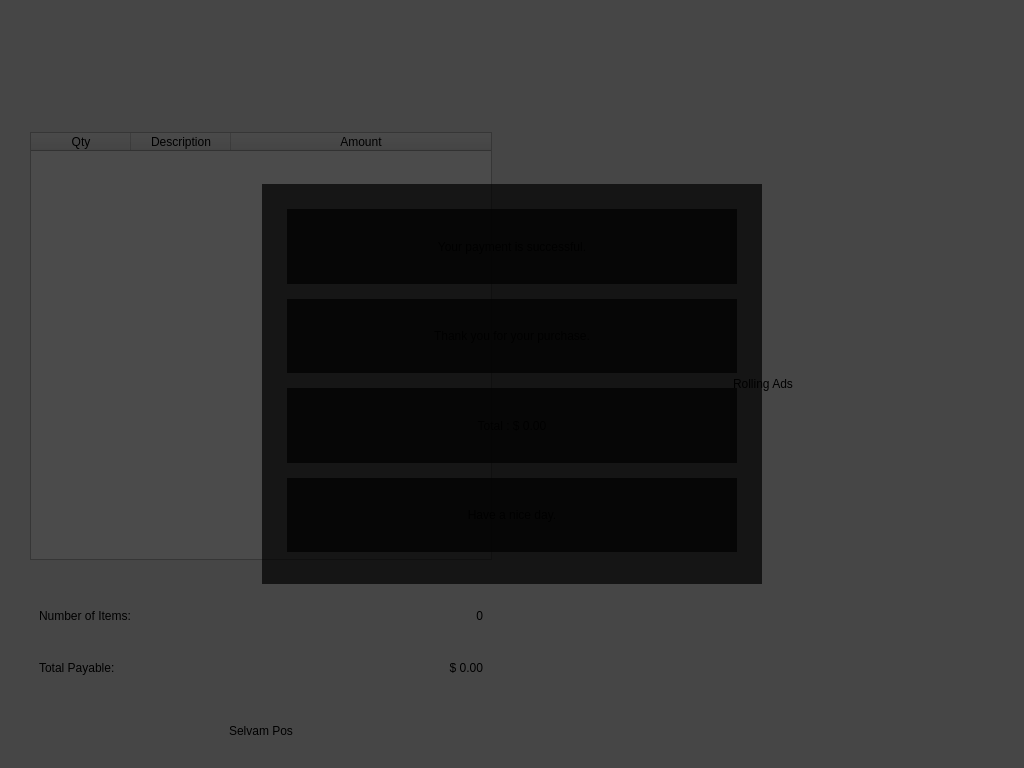
First picture: the form in Project/ui/screen2.ui, repository Selvam-T/POS, before the edit.
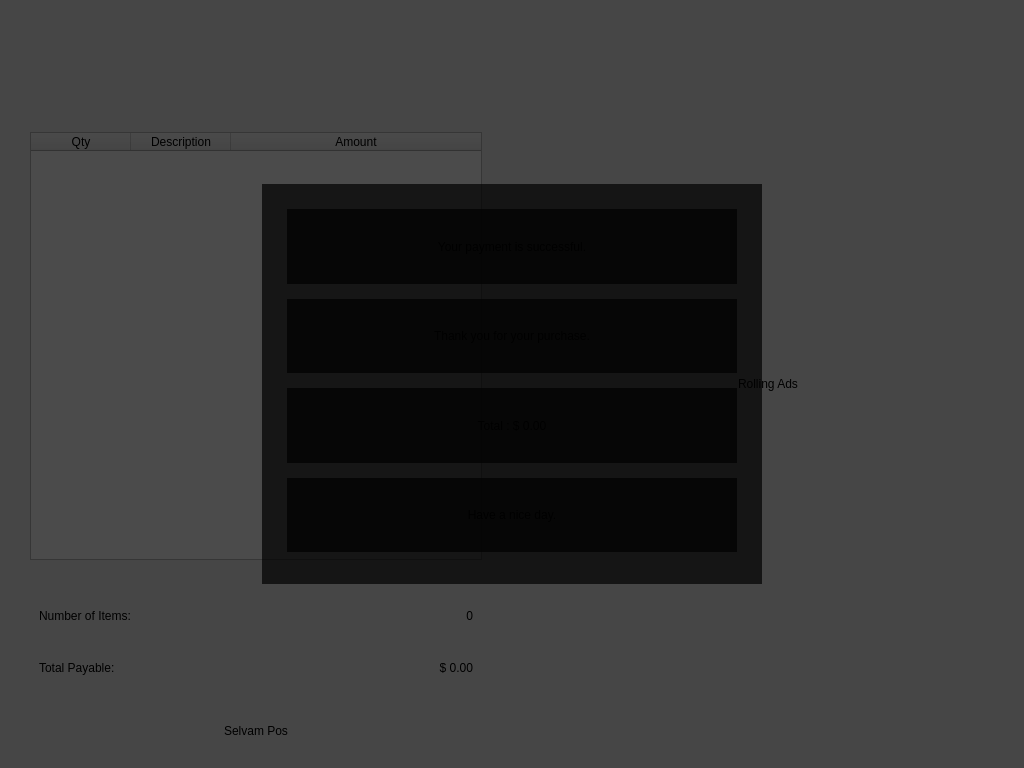
Second picture: the form after the edit. The open tabs and pages were chosen to show the change.

What changed in the file:
```diff
--- a/Project/ui/screen2.ui
+++ b/Project/ui/screen2.ui
@@ -66,7 +66,7 @@
      <widget class="QWidget" name="pageSplit">
       <layout class="QHBoxLayout" name="mainHorizontalLayout" stretch="1,1">
        <property name="spacing">
-        <number>0</number>
+        <number>20</number>
        </property>
        <property name="leftMargin">
         <number>10</number>
```
Left out of the diff: 35 changed lines with no effect on the pictures. Lines whose indentation alone changed are shown as unchanged.
